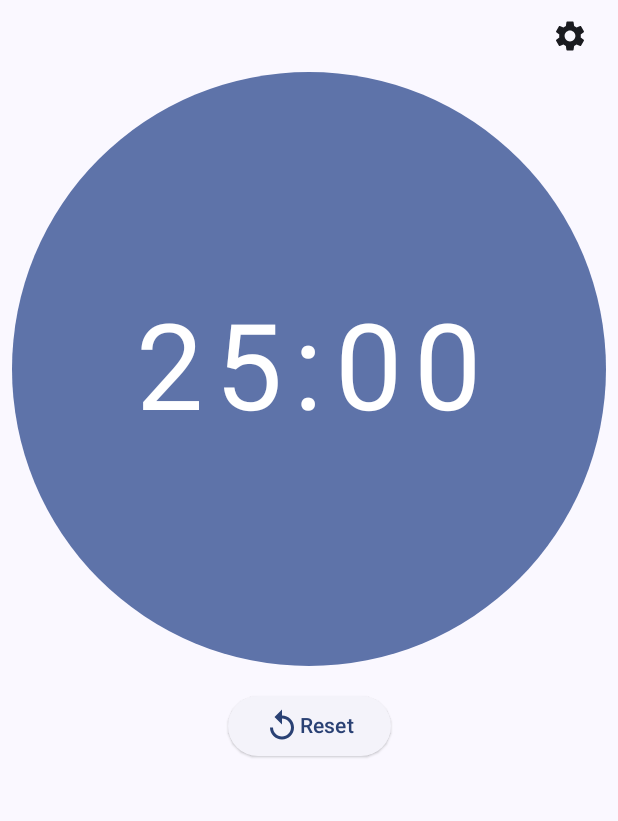
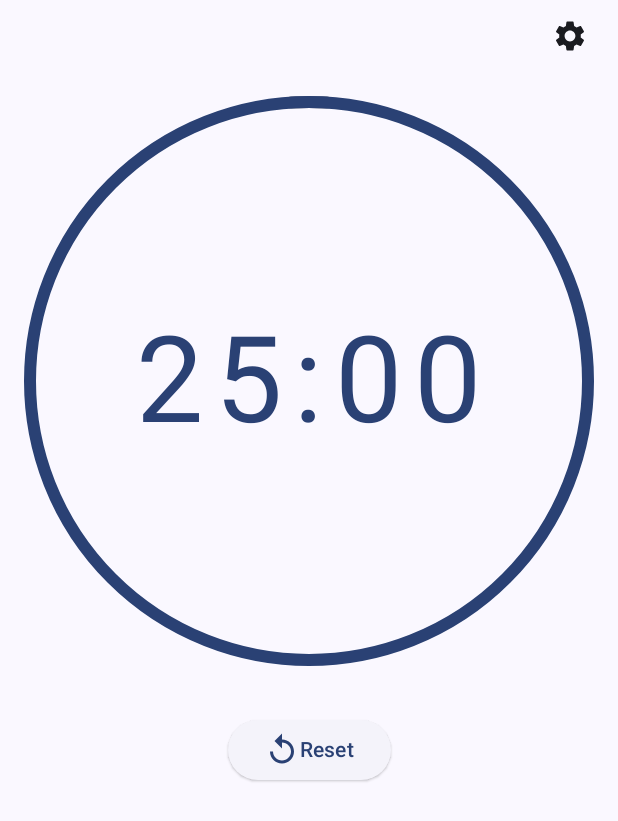
Before and after one commit to kota-shiokara/dividash, an Android app built with Jetpack Compose: the screen it shows after launch (MainActivity), on a phone screen of 412 x 824 dp. Shown: the top 821 px of the screen. Run offline under Robolectric (Android 15) with nearby library versions, the phone set to English and light mode, and no system bars; libraries missing offline, so code that uses them is left out: co.touchlab.kermit.

```diff
--- a/app/build.gradle.kts
+++ b/app/build.gradle.kts
@@ -33,8 +33,8 @@ android {
         }
     }
     compileOptions {
-        sourceCompatibility = JavaVersion.VERSION_1_8
-        targetCompatibility = JavaVersion.VERSION_1_8
+        sourceCompatibility = JavaVersion.VERSION_21
+        targetCompatibility = JavaVersion.VERSION_21
     }
     buildFeatures {
         compose = true
--- a/app/src/main/java/jp/ikanoshiokara/dividash/ui/screen/main/MainScreen.kt
+++ b/app/src/main/java/jp/ikanoshiokara/dividash/ui/screen/main/MainScreen.kt
@@ -1,10 +1,12 @@
 package jp.ikanoshiokara.dividash.ui.screen.main
 
+import androidx.compose.foundation.clickable
 import androidx.compose.foundation.layout.Arrangement
 import androidx.compose.foundation.layout.Box
 import androidx.compose.foundation.layout.Column
 import androidx.compose.foundation.layout.Row
 import androidx.compose.foundation.layout.Spacer
+import androidx.compose.foundation.layout.aspectRatio
 import androidx.compose.foundation.layout.fillMaxSize
 import androidx.compose.foundation.layout.fillMaxWidth
 import androidx.compose.foundation.layout.height
@@ -12,6 +14,7 @@ import androidx.compose.foundation.layout.padding
 import androidx.compose.material.icons.Icons
 import androidx.compose.material.icons.filled.Replay
 import androidx.compose.material.icons.filled.Settings
+import androidx.compose.material3.CircularProgressIndicator
 import androidx.compose.material3.ElevatedButton
 import androidx.compose.material3.Icon
 import androidx.compose.material3.IconButton
@@ -27,6 +30,7 @@ import androidx.compose.ui.Modifier
 import androidx.compose.ui.platform.LocalContext
 import androidx.compose.ui.tooling.preview.PreviewDynamicColors
 import androidx.compose.ui.tooling.preview.PreviewLightDark
+import androidx.compose.ui.unit.Dp
 import androidx.compose.ui.unit.dp
 import androidx.compose.ui.unit.sp
 import jp.ikanoshiokara.dividash.Destinations
@@ -93,16 +97,29 @@ fun MainContent(
                 modifier = Modifier.fillMaxWidth(),
                 contentAlignment = Alignment.Center,
             ) {
-                DividashTimerCircle(
-                    progress = { (1.0f * currentTime) / goalTime },
-                    onClick = if (isPlay) event.onClickPauseButton else event.onClickStartButton,
-                    modifier = Modifier.padding(horizontal = 8.dp),
+                val circleModifier: Modifier = Modifier.aspectRatio(1f).padding(16.dp)
+                val strokeWidth: Dp = 8.dp
+
+                CircularProgressIndicator(
+                    progress = { 1.0f },
+                    modifier = circleModifier,
+                    color = MaterialTheme.colorScheme.onPrimary,
+                    strokeWidth = strokeWidth,
+                )
+                CircularProgressIndicator(
+                    progress = { (goalTime - 1.0f * currentTime) / goalTime },
+                    modifier =
+                        circleModifier.clickable(
+                            onClick = if (isPlay) event.onClickPauseButton else event.onClickStartButton,
+                        ),
+                    color = MaterialTheme.colorScheme.primary,
+                    strokeWidth = strokeWidth,
                 )
                 Text(
                     text = (goalTime - currentTime).formatTimer(),
                     fontSize = 80.sp,
                     letterSpacing = 8.sp,
-                    color = MaterialTheme.colorScheme.onPrimary,
+                    color = MaterialTheme.colorScheme.primary,
                 )
             }
             Spacer(modifier = Modifier.height(16.dp))
--- a/app/src/main/java/jp/ikanoshiokara/dividash/ui/screen/main/MainViewModel.kt
+++ b/app/src/main/java/jp/ikanoshiokara/dividash/ui/screen/main/MainViewModel.kt
@@ -121,9 +121,7 @@ data class MainUiState(
 
     fun onPause(): MainUiState = this.copy(isRun = false, isPlay = false)
 
-    fun onComplete(
-        enableAutoStart: Boolean = this.isAutoStart,
-    ): MainUiState =
+    fun onComplete(enableAutoStart: Boolean = this.isAutoStart): MainUiState =
         this.copy(
             isRun = !isRun,
             isPlay = enableAutoStart,
```
